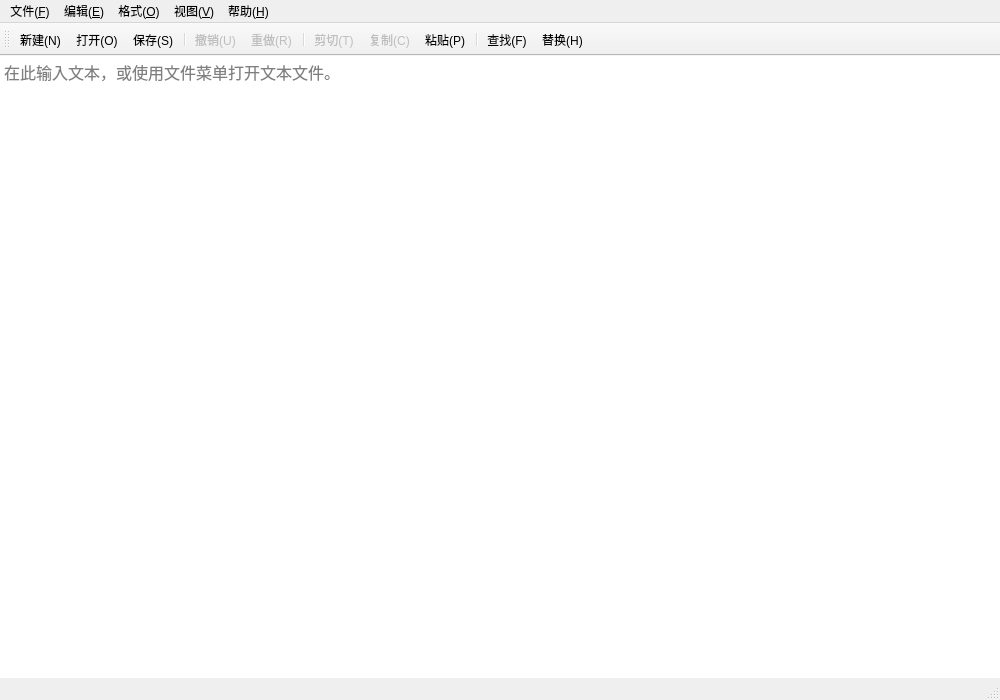
This is mainwindow.ui in steinkampmonticello815-web/SimpleTextEditor as Qt 5 draws it before an edit. The edited form follows.
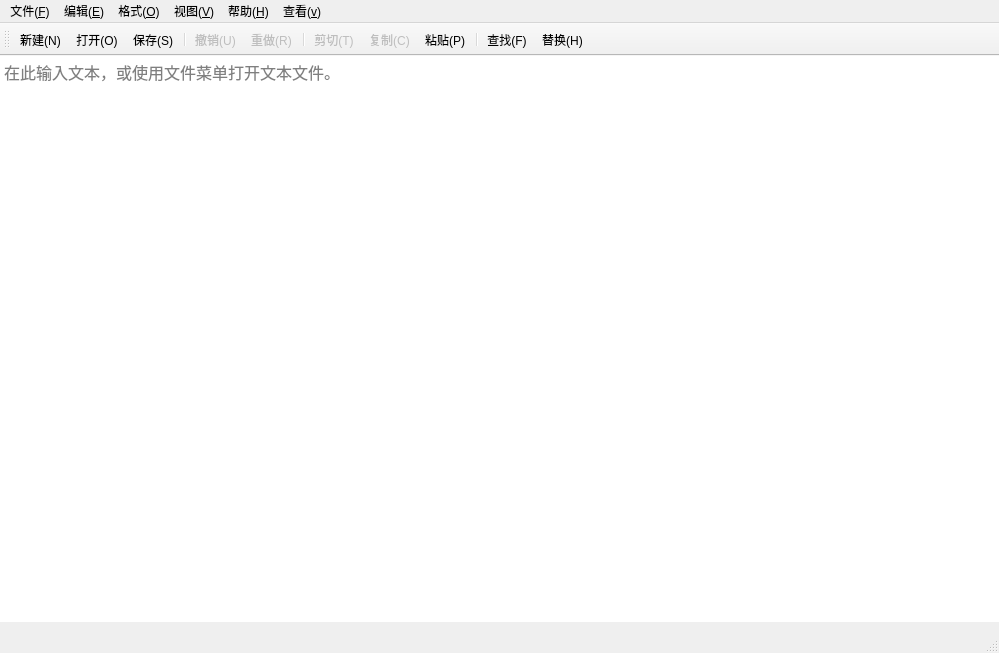
This is the edited form. Icons and pictures are not drawn.

```diff
--- a/mainwindow.ui
+++ b/mainwindow.ui
@@ -6,8 +6,8 @@
    <rect>
     <x>0</x>
     <y>0</y>
-    <width>1000</width>
-    <height>700</height>
+    <width>999</width>
+    <height>653</height>
    </rect>
   </property>
   <property name="windowTitle">
@@ -27,9 +27,6 @@
     <property name="rightMargin">
      <number>0</number>
     </property>
-    <property name="bottomMargin">
-     <number>0</number>
-    </property>
     <item>
      <widget class="QPlainTextEdit" name="plainTextEdit">
       <property name="font">
@@ -56,7 +53,7 @@
     <rect>
      <x>0</x>
      <y>0</y>
-     <width>1000</width>
+     <width>999</width>
      <height>13</height>
     </rect>
    </property>
@@ -113,13 +110,33 @@
     </property>
     <addaction name="actionAbout"/>
    </widget>
+   <widget class="QMenu" name="menu_v">
+    <property name="title">
+     <string>查看(&amp;v)</string>
+    </property>
+    <addaction name="tool"/>
+   </widget>
    <addaction name="menuFile"/>
    <addaction name="menuEdit"/>
    <addaction name="menuFormat"/>
    <addaction name="menuView"/>
    <addaction name="menuHelp"/>
+   <addaction name="menu_v"/>
   </widget>
-  <widget class="QStatusBar" name="statusbar"/>
+  <widget class="QStatusBar" name="statusbar">
+   <property name="sizePolicy">
+    <sizepolicy hsizetype="Preferred" vsizetype="Minimum">
+     <horstretch>0</horstretch>
+     <verstretch>0</verstretch>
+    </sizepolicy>
+   </property>
+   <property name="maximumSize">
+    <size>
+     <width>16777215</width>
+     <height>26</height>
+    </size>
+   </property>
+  </widget>
   <widget class="QToolBar" name="mainToolBar">
    <property name="windowTitle">
     <string>常用工具栏</string>
```
Left out of the diff: 140 changed lines with no effect on the pictures.
